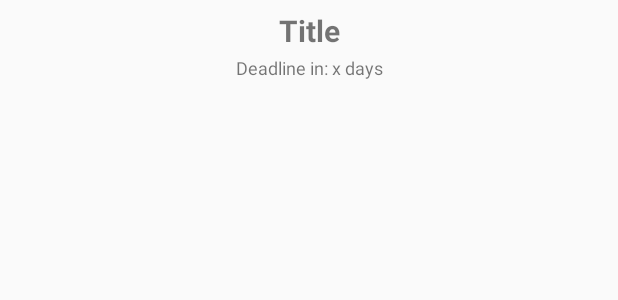
After one commit to laakko/juggernaul, an Android app: the layout layout_task_home.xml on its own in the app's theme, with its tools: preview values and no code run, on a phone screen of 412 x 824 dp. The commit adds this screen. Shown: the top 300 px of the screen. Run offline under Robolectric (Android 15) with nearby library versions, the phone set to English and light mode, and no system bars.

Commit message:
Improved home tab grid view

```diff
--- a/juggernaul/app/src/main/java/com/aijat/juggernaul/HomeTab.java
+++ b/juggernaul/app/src/main/java/com/aijat/juggernaul/HomeTab.java
@@ -48,7 +48,6 @@ public class HomeTab extends Fragment implements View.OnClickListener {
         return view;
     }
 
-
     // Handle action menu
     @Override
     public void onCreateOptionsMenu(Menu menu, MenuInflater inflater) {
@@ -79,7 +78,6 @@ public class HomeTab extends Fragment implements View.OnClickListener {
             default:
                 return super.onOptionsItemSelected(item);
         }
-
     }
 
     public void refreshContent() {
@@ -89,7 +87,6 @@ public class HomeTab extends Fragment implements View.OnClickListener {
         taskArrayHomeAdapter.notifyDataSetChanged();
     }
 
-
     public void onClick(View v) {
     }
 }
--- a/juggernaul/app/src/main/java/com/aijat/juggernaul/TaskArrayHomeAdapter.java
+++ b/juggernaul/app/src/main/java/com/aijat/juggernaul/TaskArrayHomeAdapter.java
@@ -1,7 +1,6 @@
 package com.aijat.juggernaul;
 
 import android.content.Context;
-import android.content.SharedPreferences;
 import android.graphics.Color;
 import android.support.annotation.NonNull;
 import android.support.annotation.Nullable;
@@ -9,19 +8,14 @@ import android.view.LayoutInflater;
 import android.view.View;
 import android.view.ViewGroup;
 import android.widget.ArrayAdapter;
-import android.widget.ImageView;
 import android.widget.TextView;
 
 import java.util.ArrayList;
-import java.util.Date;
 import java.util.List;
 
-import static android.content.Context.MODE_PRIVATE;
 import static com.aijat.juggernaul.Task.Priority.HIGH;
 import static com.aijat.juggernaul.Task.Priority.LOW;
 import static com.aijat.juggernaul.Task.Priority.MEDIUM;
-import static com.aijat.juggernaul.Task.Status.DONE;
-import static com.aijat.juggernaul.Task.Status.INPROGRESS;
 
 public class TaskArrayHomeAdapter extends ArrayAdapter<Task> {
 
@@ -39,28 +33,25 @@ public class TaskArrayHomeAdapter extends ArrayAdapter<Task> {
     public View getView(int position, @Nullable View convertView, @NonNull ViewGroup parent) {
         View listItem = convertView;
         if(listItem == null)
-            listItem = LayoutInflater.from(mContext).inflate(R.layout.layout_task,parent,false);
+            listItem = LayoutInflater.from(mContext).inflate(R.layout.layout_task_home,parent,false);
 
         Task currentTask = taskList.get(position);
 
-        TextView titleTextView = listItem.findViewById(R.id.listTaskTitle);
+        TextView titleTextView = listItem.findViewById(R.id.homeTaskTitle);
         titleTextView.setText(currentTask.getTitle());
 
-        TextView deadlineTextView = listItem.findViewById(R.id.listTaskDeadline);
+        TextView deadlineTextView = listItem.findViewById(R.id.homeTaskDeadline);
 
         deadlineTextView.setText("DL: " + currentTask.getDeadlinePretty() + ", " + currentTask.daysUntilDeadline() + " days left");
         deadlineTextView.setTextColor(Color.DKGRAY);
 
-        TextView categoryTextView = listItem.findViewById(R.id.listTaskCategory);
-        categoryTextView.setText(currentTask.getCategory().toString());
-
-        priority_color(currentTask.getPriority(), titleTextView);
+        setPriorityColor(currentTask.getPriority(), titleTextView);
 
         return listItem;
     }
 
     // Function to change task color based on priority
-    public void priority_color(Task.Priority priority, TextView title) {
+    public void setPriorityColor(Task.Priority priority, TextView title) {
         if (priority == LOW) {
             title.setTextColor(Color.parseColor("#66bb6a"));
         } else if (priority == MEDIUM) {
--- a/juggernaul/app/src/main/res/layout/fragment_home.xml
+++ b/juggernaul/app/src/main/res/layout/fragment_home.xml
@@ -21,12 +21,12 @@
         android:id="@+id/gridview"
         android:layout_width="wrap_content"
         android:layout_height="match_parent"
-        android:layout_centerHorizontal="false"
+        android:layout_centerHorizontal="true"
         android:layout_centerVertical="false"
         android:layout_marginBottom="50dp"
         android:layout_marginLeft="40dp"
         android:layout_marginRight="40dp"
         android:layout_marginTop="100dp"
-        android:numColumns="2" />
+        android:numColumns="1" />
 
 </RelativeLayout>
--- /dev/null
+++ b/juggernaul/app/src/main/res/layout/layout_task_home.xml
@@ -0,0 +1,46 @@
+<?xml version="1.0" encoding="utf-8"?>
+<LinearLayout xmlns:android="http://schemas.android.com/apk/res/android"
+    xmlns:app="http://schemas.android.com/apk/res-auto"
+    android:layout_width="match_parent"
+    android:layout_height="match_parent"
+    android:orientation="horizontal"
+    android:padding="5dp">
+
+    <LinearLayout
+        android:layout_width="match_parent"
+        android:layout_height="50dp"
+        android:orientation="horizontal">
+
+        <LinearLayout xmlns:android="http://schemas.android.com/apk/res/android"
+            xmlns:app="http://schemas.android.com/apk/res-auto"
+            android:layout_width="0dp"
+            android:layout_weight="1"
+            android:layout_height="match_parent"
+            android:orientation="vertical">
+
+            <TextView
+                android:id="@+id/homeTaskTitle"
+                android:layout_width="match_parent"
+                android:layout_height="30dp"
+                android:gravity="center"
+                android:text="Title"
+                android:textSize="20sp"
+                android:textStyle="bold" />
+
+            <LinearLayout xmlns:android="http://schemas.android.com/apk/res/android"
+                xmlns:app="http://schemas.android.com/apk/res-auto"
+                android:layout_width="match_parent"
+                android:layout_height="match_parent"
+                android:orientation="horizontal">
+
+                <TextView
+                    android:id="@+id/homeTaskDeadline"
+                    android:layout_width="match_parent"
+                    android:layout_height="match_parent"
+                    android:text="Deadline in: x days"
+                    android:gravity="center"
+                    android:textSize="12sp" />
+            </LinearLayout>
+        </LinearLayout>
+    </LinearLayout>
+</LinearLayout>
```
